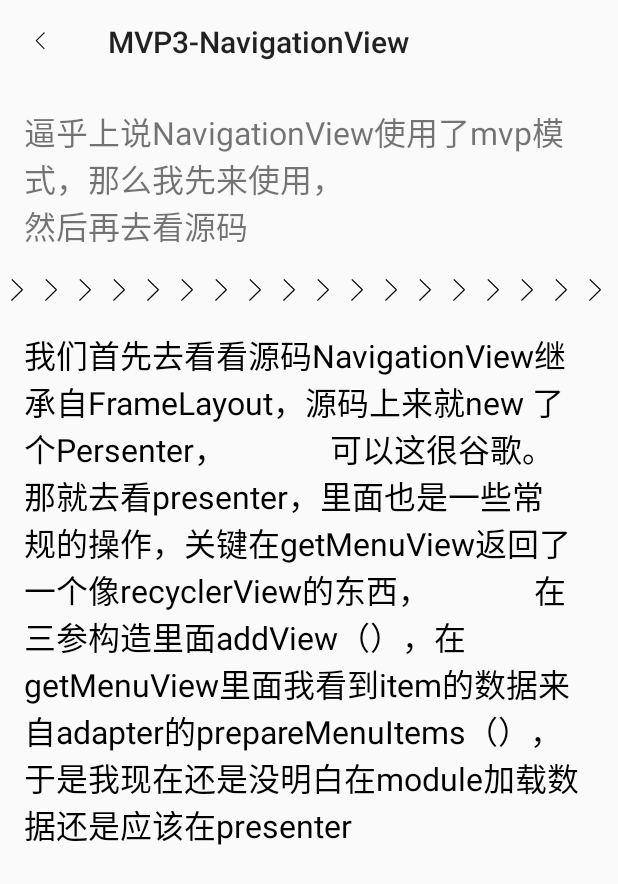
After one commit to vack2015/MVPLearn, an Android app: the MVP3Activity screen opened directly, with no data from a screen before it, on a phone screen of 412 x 824 dp. The commit adds this screen. Shown: the top 884 px of the screen. Run offline under Robolectric (Android 15) with nearby library versions, the phone set to English and light mode, and no system bars.

Commit message:
总而言之我去看了一下NavigationView

```diff
--- a/app/src/main/AndroidManifest.xml
+++ b/app/src/main/AndroidManifest.xml
@@ -7,14 +7,14 @@
     <uses-permission android:name="android.permission.WRITE_EXTERNAL_STORAGE" />
 
     <application
-        android:name="org.vackapi.mvplearn.App"
+        android:name=".App"
         android:allowBackup="true"
         android:hardwareAccelerated="true"
         android:icon="@mipmap/ic_launcher"
         android:label="@string/app_name"
         android:supportsRtl="true"
         android:theme="@style/AppTheme.NoActionBar">
-        <activity android:name="org.vackapi.mvplearn.FristActivity">
+        <activity android:name=".FristActivity">
             <intent-filter>
                 <action android:name="android.intent.action.MAIN" />
 
@@ -22,15 +22,18 @@
             </intent-filter>
         </activity>
         <activity
-            android:name="org.vackapi.mvplearn.rxjavalearn.RxJavaLearnActivity"
+            android:name=".rxjavalearn.RxJavaLearnActivity"
             android:label="@string/app_name"
             android:theme="@style/AppTheme.NoActionBar" />
-        <activity android:name="org.vackapi.mvplearn.mvp.MVPLearnActivity" />
+        <activity android:name=".mvp.MVPLearnActivity" />
         <activity
-            android:name="org.vackapi.mvplearn.mvp2.MVP2Activity"
+            android:name=".mvp2.MVP2Activity"
             android:theme="@style/AppTheme.NoActionBar" />
-        <activity android:name="org.vackapi.mvplearn.retrofitLearn.RetrofitLearnActivity" />
-        <activity android:name="org.vackapi.mvplearn.mvp2.CanKingDetailActivity"
+        <activity android:name=".retrofitLearn.RetrofitLearnActivity" />
+        <activity
+            android:name=".mvp2.CanKingDetailActivity"
+            android:theme="@style/AppTheme.NoActionBar" />
+        <activity android:name=".mvp3.MVP3Activity"
             android:theme="@style/AppTheme.NoActionBar"></activity>
     </application>
 
--- a/app/src/main/java/org/vackapi/mvplearn/FristActivity.java
+++ b/app/src/main/java/org/vackapi/mvplearn/FristActivity.java
@@ -6,6 +6,7 @@ import android.os.Bundle;
 import android.util.Log;
 import android.view.View;
 
+import org.vackapi.mvplearn.mvp3.MVP3Activity;
 import org.vackapi.mvplearn.retrofitLearn.RetrofitLearnActivity;
 import org.vackapi.mvplearn.rxjavalearn.RxJavaLearnActivity;
 import org.vackapi.mvplearn.mvp.MVPLearnActivity;
@@ -35,6 +36,9 @@ public class FristActivity extends AppCompatActivity {
     public void canKingMVP(View view){
         Intent intent=new Intent(getApplicationContext(),MVP2Activity.class);
         startActivity(intent);
-        Log.e("VACK","CLICK" );
+    }
+    public void mvpLearn3(View view){
+        Intent intent=new Intent(getApplicationContext(), MVP3Activity.class);
+        startActivity(intent);
     }
 }
--- /dev/null
+++ b/app/src/main/java/org/vackapi/mvplearn/mvp3/MVP3Activity.java
@@ -0,0 +1,15 @@
+package org.vackapi.mvplearn.mvp3;
+
+import android.support.v7.app.AppCompatActivity;
+import android.os.Bundle;
+
+import org.vackapi.mvplearn.R;
+
+public class MVP3Activity extends AppCompatActivity {
+
+    @Override
+    protected void onCreate(Bundle savedInstanceState) {
+        super.onCreate(savedInstanceState);
+        setContentView(R.layout.activity_mvp3);
+    }
+}
--- a/app/src/main/res/layout/activity_frist.xml
+++ b/app/src/main/res/layout/activity_frist.xml
@@ -12,7 +12,7 @@
         android:layout_height="wrap_content"
         android:background="@drawable/click"
         android:onClick="retrofitLearn"
-        android:text="Retrofit" />
+        android:text="  Retrofit  " />
 
     <Button
         android:layout_width="wrap_content"
@@ -20,7 +20,7 @@
         android:background="@drawable/click"
         android:onClick="rxJavaLearn"
         android:layout_marginTop="16dp"
-        android:text="RxJava" />
+        android:text="  RxJava  " />
 
     <Button
         android:layout_width="wrap_content"
@@ -38,5 +38,13 @@
         android:onClick="canKingMVP"
         android:text="MVP2" />
 
+    <Button
+        android:layout_width="wrap_content"
+        android:layout_height="wrap_content"
+        android:layout_marginTop="16dp"
+        android:background="@drawable/click"
+        android:onClick="mvpLearn3"
+        android:text="MVP3" />
+
 
 </LinearLayout>
--- /dev/null
+++ b/app/src/main/res/layout/activity_mvp3.xml
@@ -0,0 +1,125 @@
+<?xml version="1.0" encoding="utf-8"?>
+<android.support.v4.widget.DrawerLayout xmlns:android="http://schemas.android.com/apk/res/android"
+    xmlns:tools="http://schemas.android.com/tools"
+    android:layout_width="match_parent"
+    android:layout_height="match_parent"
+    android:fitsSystemWindows="true"
+    xmlns:app="http://schemas.android.com/apk/res-auto"
+    tools:context="org.vackapi.mvplearn.mvp3.MVP3Activity">
+    <RelativeLayout
+        android:layout_width="match_parent"
+        android:layout_height="wrap_content"
+        android:orientation="horizontal">
+        <android.support.v7.widget.Toolbar
+            android:id="@+id/toobar_MVP3"
+            android:layout_width="match_parent"
+            android:layout_height="wrap_content"
+            app:title="MVP3-NavigationView"
+            app:navigationIcon="@mipmap/lt"/>
+            <TextView
+                android:layout_below="@id/toobar_MVP3"
+                android:id="@+id/textView_mvp3_conetnt"
+                android:layout_width="wrap_content"
+                android:layout_height="wrap_content"
+                android:layout_margin="16dp"
+                android:text="逼乎上说NavigationView使用了mvp模式，那么我先来使用，\n然后再去看源码"/>
+        <TextView
+            android:layout_below="@id/linearLayout_gt"
+            android:layout_width="wrap_content"
+            android:layout_height="wrap_content"
+            android:layout_margin="16dp"
+            android:textColor="#000"
+            android:text="我们首先去看看源码NavigationView继承自FrameLayout，源码上来就new 了个Persenter，
+            可以这很谷歌。那就去看presenter，里面也是一些常规的操作，关键在getMenuView返回了一个像recyclerView的东西，
+            在三参构造里面addView（），在getMenuView里面我看到item的数据来自adapter的prepareMenuItems（），于是我现在还是没明白在module加载数据还是应该在presenter"/>
+        <LinearLayout
+            android:id="@+id/linearLayout_gt"
+            android:layout_width="match_parent"
+            android:layout_height="wrap_content"
+            android:orientation="horizontal"
+            android:layout_below="@id/textView_mvp3_conetnt">
+            <ImageView
+                android:layout_width="wrap_content"
+                android:layout_height="wrap_content"
+                android:src="@mipmap/gt"/>
+            <ImageView
+                android:layout_width="wrap_content"
+                android:layout_height="wrap_content"
+                android:src="@mipmap/gt"/>
+            <ImageView
+                android:layout_width="wrap_content"
+                android:layout_height="wrap_content"
+                android:src="@mipmap/gt"/>
+            <ImageView
+                android:layout_width="wrap_content"
+                android:layout_height="wrap_content"
+                android:src="@mipmap/gt"/>
+            <ImageView
+                android:layout_width="wrap_content"
+                android:layout_height="wrap_content"
+                android:src="@mipmap/gt"/>
+            <ImageView
+                android:layout_width="wrap_content"
+                android:layout_height="wrap_content"
+                android:src="@mipmap/gt"/>
+            <ImageView
+                android:layout_width="wrap_content"
+                android:layout_height="wrap_content"
+                android:src="@mipmap/gt"/>
+            <ImageView
+                android:layout_width="wrap_content"
+                android:layout_height="wrap_content"
+                android:src="@mipmap/gt"/>
+            <ImageView
+                android:layout_width="wrap_content"
+                android:layout_height="wrap_content"
+                android:src="@mipmap/gt"/>
+            <ImageView
+                android:layout_width="wrap_content"
+                android:layout_height="wrap_content"
+                android:src="@mipmap/gt"/>
+            <ImageView
+                android:layout_width="wrap_content"
+                android:layout_height="wrap_content"
+                android:src="@mipmap/gt"/>
+            <ImageView
+                android:layout_width="wrap_content"
+                android:layout_height="wrap_content"
+                android:src="@mipmap/gt"/>
+            <ImageView
+                android:layout_width="wrap_content"
+                android:layout_height="wrap_content"
+                android:src="@mipmap/gt"/>
+            <ImageView
+                android:layout_width="wrap_content"
+                android:layout_height="wrap_content"
+                android:src="@mipmap/gt"/>
+            <ImageView
+                android:layout_width="wrap_content"
+                android:layout_height="wrap_content"
+                android:src="@mipmap/gt"/>
+            <ImageView
+                android:layout_width="wrap_content"
+                android:layout_height="wrap_content"
+                android:src="@mipmap/gt"/>
+            <ImageView
+                android:layout_width="wrap_content"
+                android:layout_height="wrap_content"
+                android:src="@mipmap/gt"/>
+            <ImageView
+                android:layout_width="wrap_content"
+                android:layout_height="wrap_content"
+                android:src="@mipmap/gt"/>
+        </LinearLayout>
+    </RelativeLayout>
+
+    <android.support.design.widget.NavigationView
+        android:id="@+id/navigationView_mvp3"
+        android:layout_width="match_parent"
+        android:layout_height="match_parent"
+        app:headerLayout="@layout/layout_navigationview_header"
+        android:layout_gravity="left"
+        android:fitsSystemWindows="true"
+        app:menu="@menu/menu_mvp3"/>
+
+</android.support.v4.widget.DrawerLayout>
--- /dev/null
+++ b/app/src/main/res/layout/layout_navigationview_header.xml
@@ -0,0 +1,28 @@
+<?xml version="1.0" encoding="utf-8"?>
+<LinearLayout xmlns:android="http://schemas.android.com/apk/res/android"
+    android:layout_width="match_parent"
+    android:layout_height="wrap_content"
+    android:padding="16dp"
+    android:gravity="center"
+    android:background="@android:color/holo_blue_light"
+    android:orientation="vertical">
+    <LinearLayout
+        android:layout_width="match_parent"
+        android:layout_height="128dp"
+        android:gravity="center"
+        android:orientation="vertical">
+        <ImageView
+            android:layout_width="64dp"
+            android:layout_height="64dp"
+            android:src="@mipmap/ic_launcher"/>
+    </LinearLayout>
+    <TextView
+        android:layout_width="wrap_content"
+        android:layout_height="wrap_content"
+        android:text="title"/>
+    <TextView
+        android:layout_width="wrap_content"
+        android:layout_height="wrap_content"
+        android:text="id"/>
+
+</LinearLayout>
--- /dev/null
+++ b/app/src/main/res/menu/menu_mvp3.xml
@@ -0,0 +1,34 @@
+<?xml version="1.0" encoding="utf-8"?>
+<menu xmlns:android="http://schemas.android.com/apk/res/android"
+    xmlns:app="http://schemas.android.com/apk/res-auto">
+    <group>
+        <item
+            android:icon="@mipmap/ic_launcher"
+            android:title="kidding"
+            app:showAsAction="always" />
+        <item
+            android:icon="@mipmap/ic_launcher"
+            android:title="joy"
+            app:showAsAction="always"/>
+    </group>
+    <item
+        android:icon="@mipmap/ic_launcher"
+        android:title="kidding"
+        app:showAsAction="always" />
+    <item
+        android:icon="@mipmap/ic_launcher"
+        android:title="joy"
+        app:showAsAction="always"/>
+    <item android:title="Sub items">
+        <menu>
+            <item
+                android:checkable="true"
+                android:icon="@mipmap/ic_launcher"
+                android:title="Sub item 1"/>
+            <item
+                android:checkable="true"
+                android:icon="@mipmap/ic_launcher"
+                android:title="Sub item 2"/>
+        </menu>
+    </item>
+</menu>
--- a/app/src/main/res/values/styles.xml
+++ b/app/src/main/res/values/styles.xml
@@ -1,7 +1,7 @@
 <resources>
 
     <!-- Base application theme. -->
-    <style name="AppTheme" parent="Theme.AppCompat.Light.DarkActionBar">
+    <style name="AppTheme" parent="Theme.AppCompat.Light.NoActionBar">
         <!-- Customize your theme here. -->
         <item name="colorPrimary">@color/colorPrimary</item>
         <item name="colorPrimaryDark">@color/colorPrimaryDark</item>
```
Also changed, not shown: app/src/main/res/mipmap-hdpi/gt.png (added), 1 other file.
